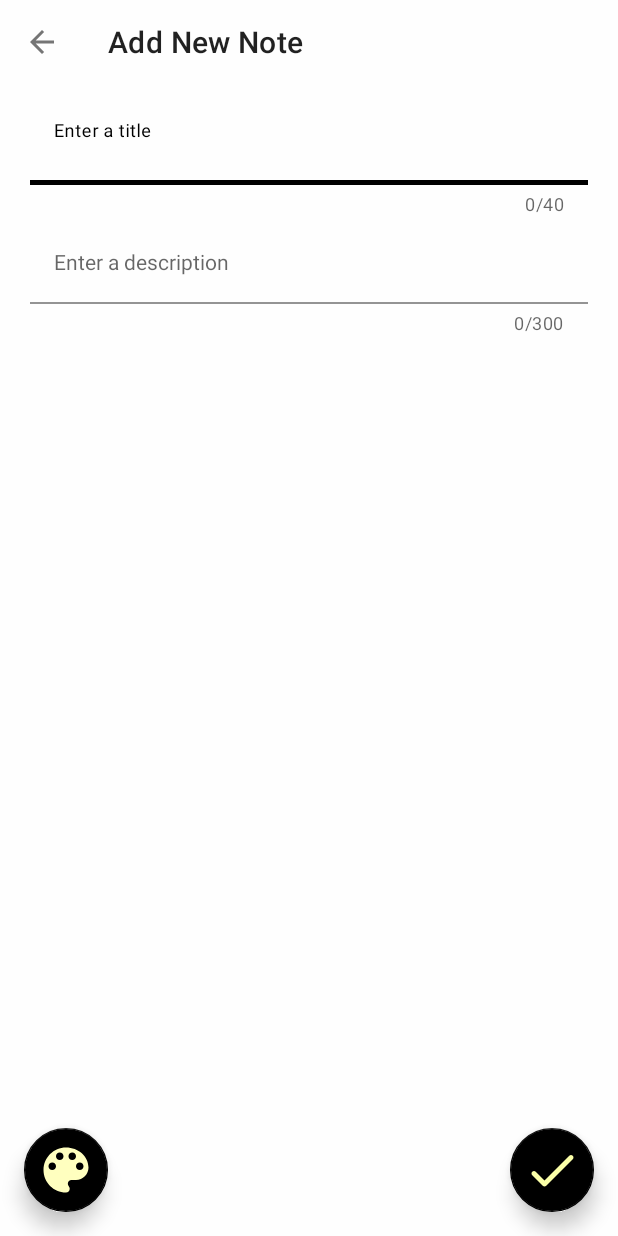
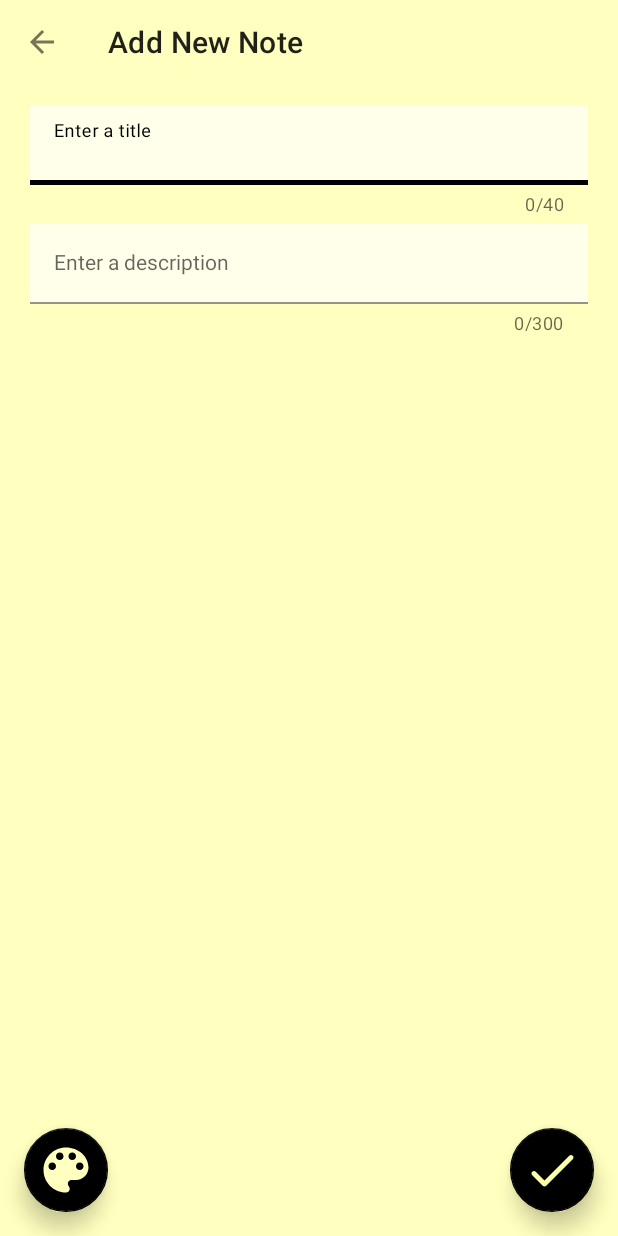
Before and after one commit to ahmeteminkara/NotesAndroid, an Android app: the NewNoteFormFragment screen opened directly, with no data from a screen before it, on a phone screen of 412 x 824 dp. Run offline under Robolectric (Android 15) with nearby library versions, the phone set to English and light mode, and no system bars; our stand-ins replace data binding.

Commit message:
not ekleme form arayüzünü tamamladım

```diff
--- a/app/build.gradle
+++ b/app/build.gradle
@@ -9,8 +9,8 @@ android {
         applicationId "com.aek.notes"
         minSdk 23
         targetSdk 32
-        versionCode 2
-        versionName "1.0.1"
+        versionCode 3
+        versionName "1.0.2"
         testInstrumentationRunner "androidx.test.runner.AndroidJUnitRunner"
 
         archivesBaseName = "notes_" + versionName + "_" + versionCode
--- a/app/src/main/java/com/aek/notes/constants/AppConstants.java
+++ b/app/src/main/java/com/aek/notes/core/constants/AppConstants.java
@@ -1,4 +1,4 @@
-package com.aek.notes.constants;
+package com.aek.notes.core.constants;
 
 public class AppConstants {
 
--- a/app/src/main/java/com/aek/notes/constants/ColorPaletteConstants.java
+++ b/app/src/main/java/com/aek/notes/core/constants/ColorPaletteConstants.java
@@ -1,4 +1,4 @@
-package com.aek.notes.constants;
+package com.aek.notes.core.constants;
 
 import java.util.Arrays;
 import java.util.List;
--- a/app/src/main/java/com/aek/notes/view/AddNoteActivity.java
+++ b/app/src/main/java/com/aek/notes/view/AddNoteActivity.java
@@ -11,9 +11,11 @@ import android.view.animation.LinearInterpolator;
 
 import androidx.annotation.NonNull;
 import androidx.appcompat.app.AppCompatActivity;
+import androidx.fragment.app.Fragment;
+import androidx.fragment.app.FragmentTransaction;
 
 import com.aek.notes.R;
-import com.aek.notes.constants.AppConstants;
+import com.aek.notes.core.constants.AppConstants;
 import com.aek.notes.databinding.ActivityAddNoteBinding;
 import com.aek.notes.view.fragment.NewNoteFormFragment;
 import com.aek.notes.viewmodel.ViewModelNoteForm;
@@ -24,6 +26,7 @@ import com.google.android.material.transition.platform.MaterialContainerTransfor
 public class AddNoteActivity extends AppCompatActivity {
 
     ActivityAddNoteBinding binding;
+    FragmentTransaction fragmentTransaction;
 
     @Override
     protected void onCreate(Bundle savedInstanceState) {
@@ -37,14 +40,24 @@ public class AddNoteActivity extends AppCompatActivity {
         super.onCreate(savedInstanceState);
 
         actionBarCustomising();
-
         showFormFragment();
 
-        ViewModelNoteForm.getInstance().liveDataModelForm.observe(this, modelNoteForm -> {
-            binding.activityAddNote.setBackgroundColor(Color.parseColor(modelNoteForm.colorHex));
+        ViewModelNoteForm.getInstance().liveDataColor.observe(this, colorHex -> {
+            binding.activityAddNote.setBackgroundColor(Color.parseColor(colorHex));
         });
+    }
+
+    @Override
+    protected void onStop() {
+
+        for (Fragment fragment : getSupportFragmentManager().getFragments()) {
+            if (fragment instanceof NewNoteFormFragment) {
+                getSupportFragmentManager().beginTransaction().remove(fragment).commit();
+            }
+        }
 
 
+        super.onStop();
     }
 
     private void setWindowParams() {
@@ -54,9 +67,7 @@ public class AddNoteActivity extends AppCompatActivity {
 
     }
 
-
     private void actionBarCustomising() {
-
         setSupportActionBar(binding.toolbar);
 
         if (getSupportActionBar() != null) {
@@ -82,9 +93,10 @@ public class AddNoteActivity extends AppCompatActivity {
     }
 
     private void showFormFragment() {
-        getSupportFragmentManager().beginTransaction()
-                .setReorderingAllowed(true)
-                .replace(binding.frameLayoutForm.getId(), NewNoteFormFragment.class, null)
+        fragmentTransaction = getSupportFragmentManager().beginTransaction();
+        NewNoteFormFragment fragment = new NewNoteFormFragment(this::onBackPressed);
+        fragmentTransaction.setReorderingAllowed(true)
+                .replace(binding.frameLayoutForm.getId(), fragment)
                 .commit();
 
     }
--- a/app/src/main/java/com/aek/notes/view/customview/ColorPalette.java
+++ b/app/src/main/java/com/aek/notes/view/colorpalette/ColorPalette.java
@@ -1,4 +1,4 @@
-package com.aek.notes.view.customview;
+package com.aek.notes.view.colorpalette;
 
 import android.annotation.SuppressLint;
 import android.content.Context;
--- a/app/src/main/java/com/aek/notes/view/customview/SuperColorPalette.java
+++ b/app/src/main/java/com/aek/notes/view/colorpalette/SuperColorPalette.java
@@ -1,4 +1,4 @@
-package com.aek.notes.view.customview;
+package com.aek.notes.view.colorpalette;
 
 import android.content.Context;
 import android.graphics.Color;
--- a/app/src/main/java/com/aek/notes/view/fragment/NewNoteFormFragment.java
+++ b/app/src/main/java/com/aek/notes/view/fragment/NewNoteFormFragment.java
@@ -1,28 +1,35 @@
 package com.aek.notes.view.fragment;
 
-import static com.aek.notes.constants.AppConstants.DEFAULT_NOTE_COLOR;
 
-import android.content.res.ColorStateList;
+import static com.aek.notes.core.constants.AppConstants.DEFAULT_NOTE_COLOR;
+
 import android.graphics.Color;
 import android.os.Bundle;
+import android.text.Editable;
+import android.text.TextWatcher;
+import android.util.Log;
 import android.view.LayoutInflater;
 import android.view.View;
 import android.view.ViewGroup;
 
+import androidx.core.util.Consumer;
 import androidx.databinding.DataBindingUtil;
 import androidx.fragment.app.Fragment;
 
 import com.aek.notes.R;
-import com.aek.notes.constants.ColorPaletteConstants;
+import com.aek.notes.core.constants.ColorPaletteConstants;
+import com.aek.notes.core.util.AppUtils;
 import com.aek.notes.databinding.FragmentNewNoteFormBinding;
-import com.aek.notes.view.customview.ColorPalette;
+import com.aek.notes.view.colorpalette.ColorPalette;
 import com.aek.notes.viewmodel.ViewModelNoteForm;
 
 public class NewNoteFormFragment extends Fragment {
 
     private FragmentNewNoteFormBinding binding;
+private final Runnable onCallback;
 
-    public NewNoteFormFragment() {
+    public NewNoteFormFragment(Runnable onCallback) {
+        this.onCallback = onCallback;
     }
 
     @Override
@@ -36,6 +43,17 @@ public class NewNoteFormFragment extends Fragment {
         // Inflate the layout for this fragment
         binding = DataBindingUtil.inflate(inflater, R.layout.fragment_new_note_form, container, false);
 
+        initView();
+
+        ViewModelNoteForm.getInstance().liveDataColorPaletteStatus.observe(getViewLifecycleOwner(), isOpen -> {
+            if (!isOpen)
+                binding.colorPalette.hidePalette();
+
+        });
+        return binding.getRoot();
+    }
+
+    private void initView() {
         /*
         binding.fabColor.setOnClickListener(view -> ViewModelNoteForm.getInstance().liveDataColorPaletteStatus.setValue(true));
         */
@@ -51,8 +69,8 @@ public class NewNoteFormFragment extends Fragment {
             public void onChangeVisiblePalette(boolean visible) {
                 ViewModelNoteForm.getInstance().liveDataColorPaletteStatus.setValue(visible);
                 if (visible) {
-                    if (ViewModelNoteForm.getInstance().liveDataModelForm.getValue() != null)
-                        binding.colorPalette.setForegroundColor(ViewModelNoteForm.getInstance().liveDataModelForm.getValue().colorHex);
+                    if (ViewModelNoteForm.getInstance().modelNote != null)
+                        binding.colorPalette.setForegroundColor(ViewModelNoteForm.getInstance().modelNote.colorHex);
                 }
             }
 
@@ -64,16 +82,59 @@ public class NewNoteFormFragment extends Fragment {
             }
         });
 
-        ViewModelNoteForm.getInstance().liveDataColorPaletteStatus.observe(getViewLifecycleOwner(), isOpen -> {
-            if (!isOpen)
-                binding.colorPalette.hidePalette();
+        binding.textInputTitle.addTextChangedListener(new TextWatcher() {
+            @Override
+            public void beforeTextChanged(CharSequence charSequence, int i, int i1, int i2) {
 
+            }
+
+            @Override
+            public void onTextChanged(CharSequence charSequence, int i, int i1, int i2) {
+
+            }
+
+            @Override
+            public void afterTextChanged(Editable editable) {
+                ViewModelNoteForm.getInstance().setTitle(editable.toString());
+            }
         });
-        return binding.getRoot();
+
+        binding.textInputContent.addTextChangedListener(new TextWatcher() {
+            @Override
+            public void beforeTextChanged(CharSequence charSequence, int i, int i1, int i2) {
+
+            }
+
+            @Override
+            public void onTextChanged(CharSequence charSequence, int i, int i1, int i2) {
+
+            }
+
+            @Override
+            public void afterTextChanged(Editable editable) {
+                ViewModelNoteForm.getInstance().setContent(editable.toString());
+            }
+        });
+    }
+
+    private void save() {
+
+        if (ViewModelNoteForm.getInstance().modelNote.title.isEmpty()) {
+            AppUtils.showSnackBar(binding.formLayout, "Title is empty");
+            return;
+        }
+
+        if (ViewModelNoteForm.getInstance().modelNote.content.isEmpty()) {
+            AppUtils.showSnackBar(binding.formLayout, "Description is empty");
+            return;
+        }
+
+        if (ViewModelNoteForm.getInstance().addNote(getContext())){
+            onCallback.run();
+        }else{
+            AppUtils.showSnackBar(binding.formLayout,"No note added");
+        }
     }
 
 
-    private void save() {
-    }
-
 }
--- a/app/src/main/res/layout/fragment_new_note_form.xml
+++ b/app/src/main/res/layout/fragment_new_note_form.xml
@@ -35,10 +35,14 @@
                 app:counterMaxLength="40">
 
                 <com.google.android.material.textfield.TextInputEditText
+                    android:id="@+id/textInputTitle"
+                    style="@style/FormFieldAddNote"
                     android:layout_width="match_parent"
                     android:layout_height="wrap_content"
-                    style="@style/FormFieldAddNote"
-                    android:hint="@string/note_title" />
+                    android:hint="@string/note_title"
+                    android:imeOptions="actionNext"
+                    android:nextFocusDown="@id/textInputContent"
+                    android:singleLine="true" />
 
             </com.google.android.material.textfield.TextInputLayout>
 
@@ -48,16 +52,16 @@
                 android:layout_height="0dp"
                 android:layout_weight="1"
                 android:maxLength="300"
-
                 app:counterEnabled="true"
                 app:counterMaxLength="300">
 
                 <com.google.android.material.textfield.TextInputEditText
+                    android:id="@+id/textInputContent"
+                    style="@style/FormFieldAddNote"
                     android:layout_width="match_parent"
                     android:layout_height="wrap_content"
-
-                    style="@style/FormFieldAddNote"
                     android:hint="@string/note_description"
+                    android:imeOptions="actionDone"
                     android:maxLines="10" />
 
             </com.google.android.material.textfield.TextInputLayout>
@@ -65,7 +69,7 @@
         </LinearLayout>
 
 
-        <com.aek.notes.view.customview.ColorPalette
+        <com.aek.notes.view.colorpalette.ColorPalette
             android:id="@+id/colorPalette"
             android:layout_width="wrap_content"
             android:layout_height="wrap_content"
--- a/app/src/main/res/values/themes.xml
+++ b/app/src/main/res/values/themes.xml
@@ -1,6 +1,6 @@
 <resources xmlns:tools="http://schemas.android.com/tools">
     <!-- Base application theme. -->
-    <style name="Theme.Notes" parent="Theme.MaterialComponents.DayNight.DarkActionBar">
+    <style name="Theme.Notes" parent="Theme.MaterialComponents.Light.DarkActionBar">
         <!-- Primary brand color. -->
         <item name="colorPrimary">@color/purple_500</item>
         <item name="colorPrimaryVariant">@color/purple_700</item>
@@ -15,7 +15,7 @@
     </style>
 
     <!-- Base application theme. -->
-    <style name="Theme.Notes.NoActionBar" parent="Theme.MaterialComponents.DayNight.NoActionBar">
+    <style name="Theme.Notes.NoActionBar" parent="Theme.MaterialComponents.Light.NoActionBar">
         <item name="android:windowLightStatusBar">true</item>
     </style>
 </resources>
```
Also changed, not shown: app/src/main/java/com/aek/notes/core/roomdb/AppDatabase.java (renamed from app/src/main/java/com/aek/notes/core/room/AppDatabase.java, +2 -5 lines), app/src/main/java/com/aek/notes/core/roomdb/DaoNote.java (renamed from app/src/main/java/com/aek/notes/core/room/DaoNote.java, +6 -2 lines), app/src/main/java/com/aek/notes/core/util/AppUtils.java (added, +18 -0 lines), app/src/main/java/com/aek/notes/core/util/DateUtils.java (added, +41 -0 lines), app/src/main/java/com/aek/notes/model/ModelNote.java (+17 -2 lines), app/src/main/java/com/aek/notes/model/ModelNoteForm.java (deleted, +0 -25 lines), app/src/main/java/com/aek/notes/view/MainActivity.java (+1 -6 lines), app/src/main/java/com/aek/notes/viewmodel/ViewModelNoteForm.java (+30 -10 lines), 2 other files.
